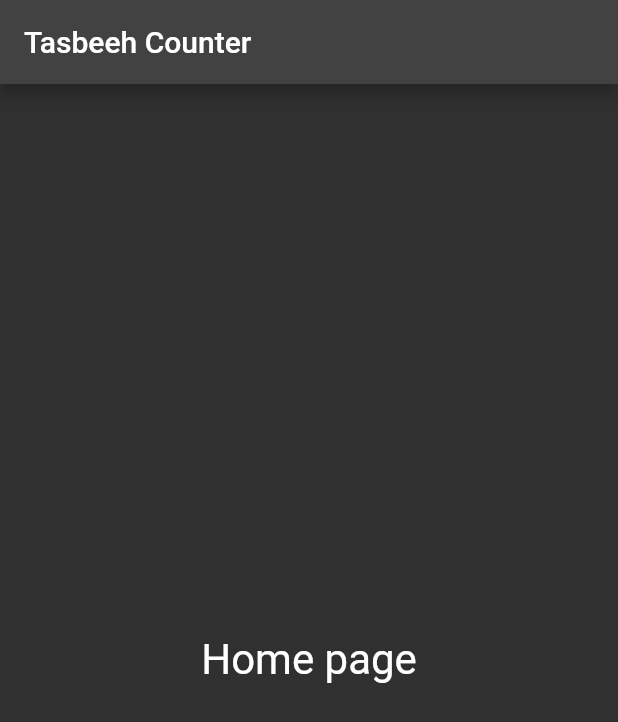
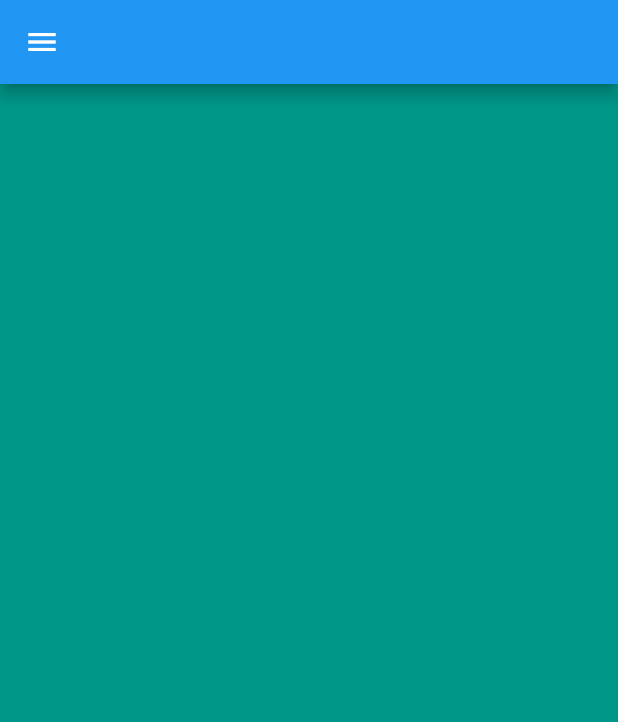
Before and after one commit to muhammad-usmman/Small-Flutter-Projects, a Flutter app: the screen it shows after launch, on a phone screen of 412 x 824 dp. Shown: the top 722 px of the screen. Run offline on Flutter 3.47's test engine with Material 2 defaults, Android fonts, the phone set to English and light mode, and no system bars; our stand-ins replace font_awesome_flutter.

Commit message:
implementing UI

```diff
--- a/lab_mid_tasbeeh/lib/main.dart
+++ b/lab_mid_tasbeeh/lib/main.dart
@@ -9,6 +9,7 @@ class MyApp extends StatelessWidget {
     return MaterialApp(
       theme: ThemeData.dark(),
       home: LoadingScreen(),
+
     );
   }
 }
--- a/lab_mid_tasbeeh/lib/screens/LoadingScreen.dart
+++ b/lab_mid_tasbeeh/lib/screens/LoadingScreen.dart
@@ -1,5 +1,7 @@
 import 'package:flutter/material.dart';
 import 'dart:async';
+
+import 'package:lab_mid_tasbeeh/screens/homepage.dart';
 
 
 
@@ -20,7 +22,7 @@ class _LoadingScreenState extends State<LoadingScreen> {
             ()=>Navigator.pushReplacement(context,
             MaterialPageRoute(builder:
                 (context) =>
-                SecondScreen()
+                home()
             )
         )
     );
@@ -28,19 +30,9 @@ class _LoadingScreenState extends State<LoadingScreen> {
   @override
   Widget build(BuildContext context) {
     return Container(
-        color: Colors.white,
-        child:FlutterLogo(size:MediaQuery.of(context).size.height)
+        color: Colors.black,
+        child:FlutterLogo(size:MediaQuery.of(context).size.height),
+
     );
   }
 }
-class SecondScreen extends StatelessWidget {
-  @override
-  Widget build(BuildContext context) {
-    return Scaffold(
-      appBar: AppBar(title:Text("Tasbeeh Counter")),
-      body: Center(
-          child:Text("Home page",textScaleFactor: 2,)
-      ),
-    );
-  }
-}
--- /dev/null
+++ b/lab_mid_tasbeeh/lib/screens/homepage.dart
@@ -0,0 +1,110 @@
+import 'package:flutter/material.dart';
+import 'package:lab_mid_tasbeeh/utilities/constants.dart';
+
+class Homepage extends StatefulWidget {
+  @override
+  _HomepageState createState() => _HomepageState();
+
+}
+
+class _HomepageState extends State<Homepage> {
+  @override
+  Widget build(BuildContext context) {
+    return Scaffold(
+      body: Container(
+        decoration: BoxDecoration(
+          image: DecorationImage(
+            image: AssetImage('images/backgroundimage.jpeg'),
+            fit: BoxFit.cover,
+            colorFilter: ColorFilter.mode(
+                Colors.white.withOpacity(0.8), BlendMode.dstATop),
+          ),
+        ),
+        constraints: BoxConstraints.expand(),
+
+      ),
+    );
+  }
+}
+
+
+class home extends StatefulWidget {
+  const home({Key? key}) : super(key: key);
+
+  @override
+  State<home> createState() => _homeState();
+}
+
+class _homeState extends State<home> {
+  @override
+
+
+  Widget build(BuildContext context) {
+    return MaterialApp(
+      home: Scaffold(
+        appBar: AppBar(),
+        drawer: Drawer( child: ListView(
+
+          padding: EdgeInsets.zero,
+          children: [
+            const DrawerHeader(
+              decoration: BoxDecoration(
+                color: Colors.teal,
+              ),
+              child: Text('tasbeeh App'),
+
+            ),
+            FlatButton(
+
+              onPressed:(){
+                Navigator.push(context,MaterialPageRoute(builder: (context) => Homepage()));
+              },
+              child: Text("HOME",style: TextStyle(color: Colors.teal)),
+            ),
+
+
+            FlatButton(
+
+              onPressed:(){
+
+              },
+              child: Text("QUERIES",style: TextStyle(color: Colors.teal)),
+            ),
+
+
+            FlatButton(
+
+              onPressed:(){
+
+              },
+
+              child:
+
+              Text("About us",style: TextStyle(color: Colors.teal)),
+            ),
+          ],
+        ),
+        ),
+
+        backgroundColor: Colors.teal,
+
+        body: SafeArea(
+          child: Padding(
+            padding: EdgeInsets.symmetric(horizontal: 10.0),
+
+          ),
+        ),
+      ),
+    body: Container(
+    decoration: BoxDecoration(
+    image: DecorationImage(
+    image: AssetImage('images/backgroundimage.jpeg'),
+    fit: BoxFit.cover,
+    colorFilter: ColorFilter.mode(
+    Colors.white.withOpacity(0.8), BlendMode.dstATop),
+    ),
+    ),
+    ));
+
+  }
+}
```
Also changed, not shown: lab_mid_tasbeeh/lib/utilities/constants.dart (added, +20 -0 lines), lab_mid_tasbeeh/pubspec.yaml (+5 -3 lines), lab_mid_tasbeeh/images/backgroundimage.jpeg (added), lab_mid_tasbeeh/lib/About_us.dart (added), lab_mid_tasbeeh/pubspec.lock.
